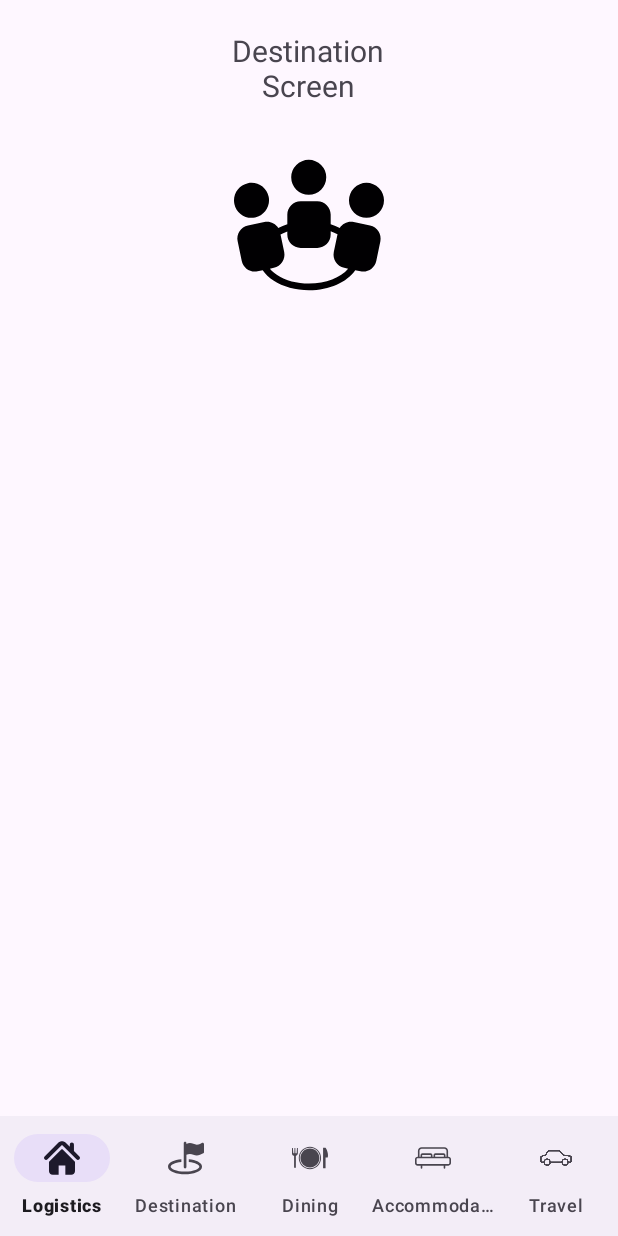
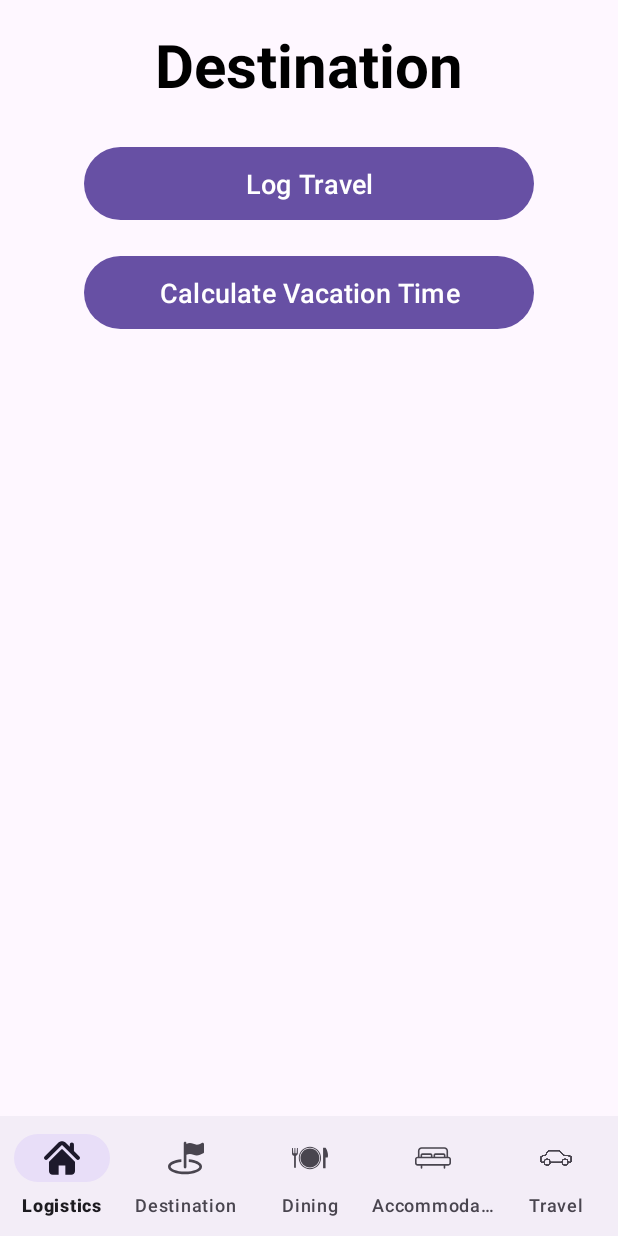
Before and after one commit to sdeshpande3/WanderSync-Travel-App, an Android app: the fragment DestinationFragment placed in its activity, on a phone screen of 412 x 824 dp. Run offline under Robolectric (Android 15) with nearby library versions, the phone set to English and light mode, and no system bars; our stand-ins replace data binding.

Commit message:
Added Log Travel button and related functions.

```diff
--- a/Project/Sprint0.5-main/app/src/main/AndroidManifest.xml
+++ b/Project/Sprint0.5-main/app/src/main/AndroidManifest.xml
@@ -29,6 +29,9 @@
         <activity
                 android:name=".activities.view.MainActivity"
                 android:exported="false" />
+        <activity
+                android:name=".activities.view.LogTravelActivity"
+                android:exported="false" />
     </application>
 
 </manifest>
--- a/Project/Sprint0.5-main/app/src/main/java/com/example/sprintproject/fragments/view/DestinationFragment.java
+++ b/Project/Sprint0.5-main/app/src/main/java/com/example/sprintproject/fragments/view/DestinationFragment.java
@@ -1,66 +1,45 @@
 package com.example.sprintproject.fragments.view;
 
+import android.content.Intent;
 import android.os.Bundle;
+import android.view.LayoutInflater;
+import android.view.View;
+import android.view.ViewGroup;
+import android.widget.Button;
 
 import androidx.fragment.app.Fragment;
 
-import android.view.LayoutInflater;
-import android.view.View;
-import android.view.ViewGroup;
+import com.example.sprintproject.R;
+import com.example.sprintproject.activities.view.LogTravelActivity;
 
-import com.example.sprintproject.R;
-
-/**
- * A simple {@link Fragment} subclass.
- * Use the {@link DestinationFragment#newInstance} factory method to
- * create an instance of this fragment.
- */
 public class DestinationFragment extends Fragment {
-
-    // TODO: Rename parameter arguments, choose names that match
-    // the fragment initialization parameters, e.g. ARG_ITEM_NUMBER
-    private static final String ARG_PARAM1 = "param1";
-    private static final String ARG_PARAM2 = "param2";
-
-    // TODO: Rename and change types of parameters
-    private String mParam1;
-    private String mParam2;
 
     public DestinationFragment() {
         // Required empty public constructor
     }
 
-    /**
-     * Use this factory method to create a new instance of
-     * this fragment using the provided parameters.
-     *
-     * @param param1 Parameter 1.
-     * @param param2 Parameter 2.
-     * @return A new instance of fragment DestinationFragment.
-     */
-    // TODO: Rename and change types and number of parameters
     public static DestinationFragment newInstance(String param1, String param2) {
         DestinationFragment fragment = new DestinationFragment();
         Bundle args = new Bundle();
-        args.putString(ARG_PARAM1, param1);
-        args.putString(ARG_PARAM2, param2);
+        args.putString("param1", param1);
+        args.putString("param2", param2);
         fragment.setArguments(args);
         return fragment;
-    }
-
-    @Override
-    public void onCreate(Bundle savedInstanceState) {
-        super.onCreate(savedInstanceState);
-        if (getArguments() != null) {
-            mParam1 = getArguments().getString(ARG_PARAM1);
-            mParam2 = getArguments().getString(ARG_PARAM2);
-        }
     }
 
     @Override
     public View onCreateView(LayoutInflater inflater, ViewGroup container,
                              Bundle savedInstanceState) {
         // Inflate the layout for this fragment
-        return inflater.inflate(R.layout.fragment_destination, container, false);
+        View view = inflater.inflate(R.layout.fragment_destination, container, false);
+
+        // Set up the Log Travel button to open LogTravelActivity
+        Button logTravelButton = view.findViewById(R.id.logTravelButton);
+        logTravelButton.setOnClickListener(v -> {
+            Intent intent = new Intent(getActivity(), LogTravelActivity.class);
+            startActivity(intent);
+        });
+
+        return view;
     }
 }
--- a/Project/Sprint0.5-main/app/src/main/res/layout/fragment_destination.xml
+++ b/Project/Sprint0.5-main/app/src/main/res/layout/fragment_destination.xml
@@ -1,36 +1,44 @@
 <?xml version="1.0" encoding="utf-8"?>
-<FrameLayout xmlns:android="http://schemas.android.com/apk/res/android"
-    xmlns:tools="http://schemas.android.com/tools"
+<LinearLayout
+    xmlns:android="http://schemas.android.com/apk/res/android"
     android:layout_width="match_parent"
     android:layout_height="match_parent"
-    tools:context=".fragments.view.DestinationFragment">
+    android:orientation="vertical"
+    android:padding="16dp">
 
-    <!-- TODO: Update blank fragment layout -->
+    <!-- Title TextView -->
+    <TextView
+        android:id="@+id/titleText"
+        android:layout_width="wrap_content"
+        android:layout_height="wrap_content"
+        android:text="Destination"
+        android:textSize="40sp"
+        android:textStyle="bold"
+        android:textColor="@color/black"
+        android:layout_gravity="center_horizontal"
+        android:paddingBottom="24dp"/>
 
-    <LinearLayout
-        android:id="@+id/bottom_nav"
-        android:layout_width="match_parent"
+    <!-- Log Travel Button -->
+    <Button
+        android:id="@+id/logTravelButton"
+        android:layout_width="300dp"
         android:layout_height="wrap_content"
+        android:text="Log Travel"
         android:layout_gravity="center_horizontal"
-        android:orientation="vertical">
+        android:padding="12dp"
+        android:textColor="@android:color/white"
+        android:textSize="18sp"/>
 
-        <TextView
-            android:id="@+id/textView"
-            android:layout_width="150dp"
-            android:layout_height="100dp"
-            android:layout_gravity="center"
-            android:textAlignment="center"
-            android:paddingTop="20dp"
-            android:text="Destination Screen"
-            android:textSize="20dp" />
+    <!-- Calculate Vacation Time Button -->
+    <Button
+        android:id="@+id/calculateVacationTimeButton"
+        android:layout_width="300dp"
+        android:layout_height="wrap_content"
+        android:text="Calculate Vacation Time"
+        android:layout_gravity="center_horizontal"
+        android:padding="12dp"
+        android:textColor="@android:color/white"
+        android:textSize="18sp"
+        android:layout_marginTop="16dp"/>
 
-        <ImageView
-            android:layout_gravity="center_horizontal"
-            android:id="@+id/car_image"
-            android:layout_width="100dp"
-            android:layout_height="100dp"
-            android:src="@drawable/community_img" />
-
-    </LinearLayout>
-
-</FrameLayout>
+</LinearLayout>
```
Also changed, not shown: Project/Sprint0.5-main/app/src/main/java/com/example/sprintproject/activities/view/LogTravelActivity.java (added, +70 -0 lines), Project/Sprint0.5-main/app/src/main/java/com/example/sprintproject/activities/viewmodel/LogTravelViewModel.java (added, +51 -0 lines), Project/Sprint0.5-main/app/src/main/res/layout/activity_log_travel.xml (added, +132 -0 lines).
